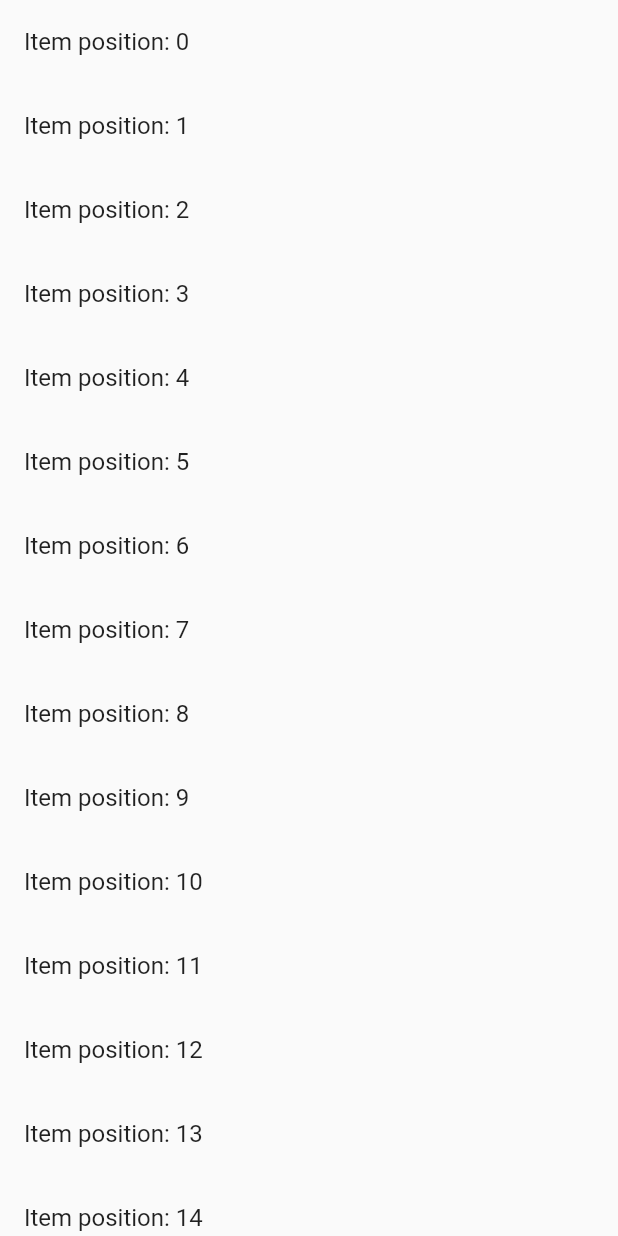
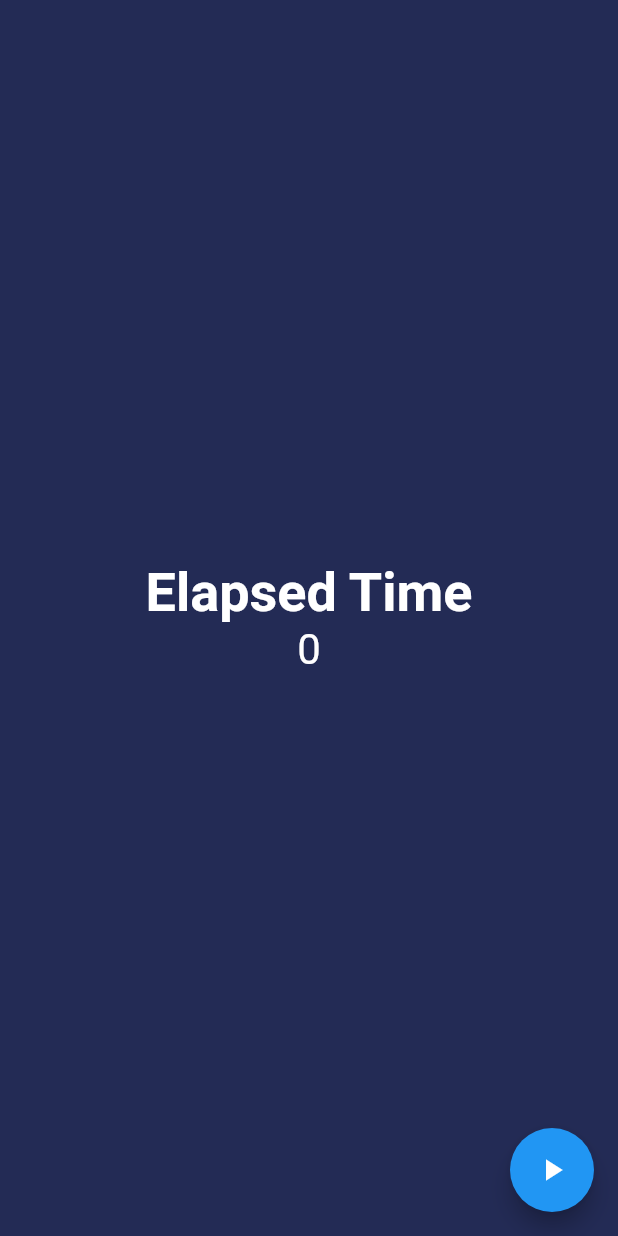
Before and after one commit to salihgueler/deklaratifcast_tutorial, a Flutter app: the screen it shows after launch, on a phone screen of 412 x 824 dp. Run offline on Flutter 3.47's test engine with Material 2 defaults, Android fonts, the phone set to English and light mode, and no system bars.

Commit message:
Create pomodoro app base

```diff
--- a/lib/main.dart
+++ b/lib/main.dart
@@ -1,3 +1,5 @@
+import 'dart:async';
+
 import 'package:flutter/material.dart';
 
 void main() {
@@ -23,14 +25,61 @@ class DeklaratifCastTutorialAppHomePage extends StatefulWidget {
 
 class _DeklaratifCastTutorialAppHomePageState
     extends State<DeklaratifCastTutorialAppHomePage> {
+  Timer _timer;
+  int _seconds = 0;
+
   @override
   Widget build(BuildContext context) {
     return Scaffold(
-      body: ListView.builder(
-        itemBuilder: (context, index) => ListTile(
-          title: Text('Item position: $index'),
+      body: SafeArea(
+        child: AnimatedContainer(
+          duration: const Duration(milliseconds: 200),
+          color: _isTimerActive
+              ? const Color(0xFFE7626C)
+              : const Color(0xFF232B55),
+          child: Center(
+            child: Column(
+              mainAxisAlignment: MainAxisAlignment.center,
+              children: [
+                const Text(
+                  'Elapsed Time',
+                  style: TextStyle(
+                    fontWeight: FontWeight.bold,
+                    fontSize: 36,
+                    color: Colors.white,
+                  ),
+                ),
+                Text(
+                  '$_seconds',
+                  style: TextStyle(
+                    fontSize: 28,
+                    color: Colors.white,
+                  ),
+                ),
+              ],
+            ),
+          ),
         ),
+      ),
+      floatingActionButton: FloatingActionButton(
+        child: Icon(_isTimerActive ? Icons.stop : Icons.play_arrow),
+        onPressed: () {
+          if (_isTimerActive) {
+            setState(() {
+              _timer.cancel();
+              _seconds = 0;
+            });
+          } else {
+            _timer = Timer.periodic(Duration(seconds: 1), (timer) {
+              setState(() {
+                _seconds++;
+              });
+            });
+          }
+        },
       ),
     );
   }
+
+  bool get _isTimerActive => (_timer != null && _timer.isActive);
 }
```
